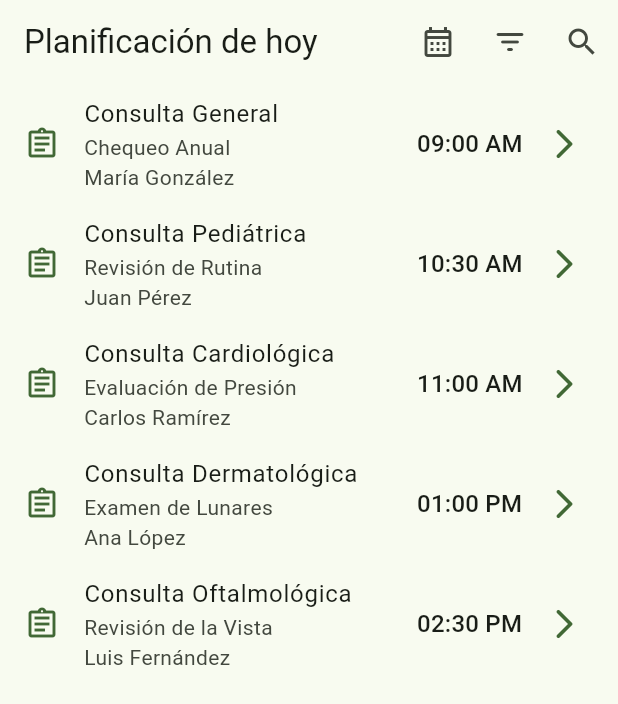
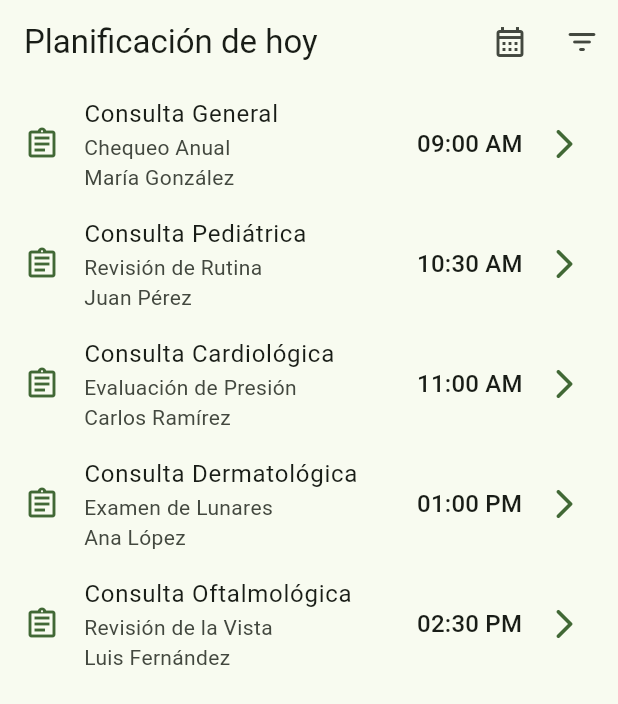
Before and after one commit to EFDEZZ/diary_app, a Flutter app: the screen it shows after launch, on a phone screen of 412 x 824 dp. Shown: the top 704 px of the screen. Run offline on Flutter 3.47's test engine with Material 3 defaults, Android fonts, the phone set to English and light mode, and no system bars; our stand-ins replace go_router, table_calendar.

Commit message:
quitando icono de busqueda

```diff
--- a/lib/presentation/screens/home_screen.dart
+++ b/lib/presentation/screens/home_screen.dart
@@ -18,10 +18,10 @@ class _HomePageState extends State<HomePage> {
     return Scaffold(
       appBar: AppBar(
         title: const Text("Planificación de hoy"),
-        actions: [
-          const CalendarButton(),
-          const FilterButton(),
-          IconButton(onPressed: (){}, icon: const Icon(Icons.search)),
+        actions: const  [
+          CalendarButton(),
+          FilterButton(),
+
         ],
       ),
       body:
```
